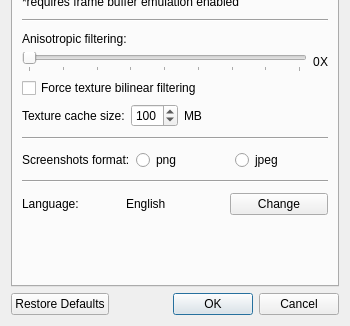
The window that GLidenUI/configDialog.ui (gonetz/GLideN64) describes before a commit, drawn with Qt 5; both pictures show x 0 to 350 and y 199 to 525 of the 350 by 525 pixel window.
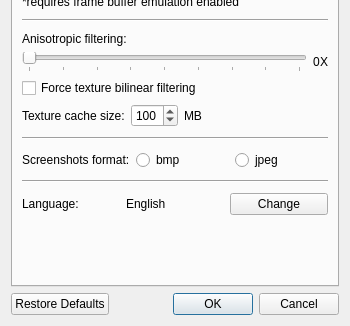
The same window after the commit. Icons and pictures are not drawn.

Commit message:
Remove png support from GUI:
pnglib from QT libs conflicts with the one from GLideNHQ lib, and textures load does not work.
Solution: rebuild QT without pnglib.

The edit to the form file:
```diff
--- a/GLidenUI/configDialog.ui
+++ b/GLidenUI/configDialog.ui
@@ -432,7 +432,7 @@
            <item>
             <widget class="QRadioButton" name="pngRadioButton">
              <property name="text">
-              <string>png</string>
+              <string>bmp</string>
              </property>
              <attribute name="buttonGroup">
               <string notr="true">screenshotButtonGroup</string>
```
Left out of the diff: 2 changed lines with no effect on the pictures. The commit also changes 3 other files.
